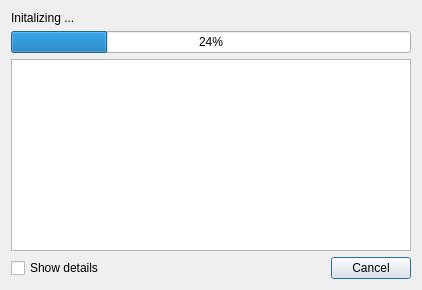
The window that singleappdialog.ui (pixellots/unclient) describes before a commit, drawn with Qt 5.
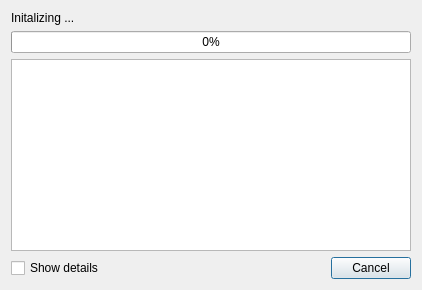
The same window after the commit.

Patch:
```diff
--- a/singleappdialog.ui
+++ b/singleappdialog.ui
@@ -41,7 +41,7 @@
         </size>
        </property>
        <property name="value">
-        <number>24</number>
+        <number>0</number>
        </property>
        <property name="alignment">
         <set>Qt::AlignCenter</set>
```
